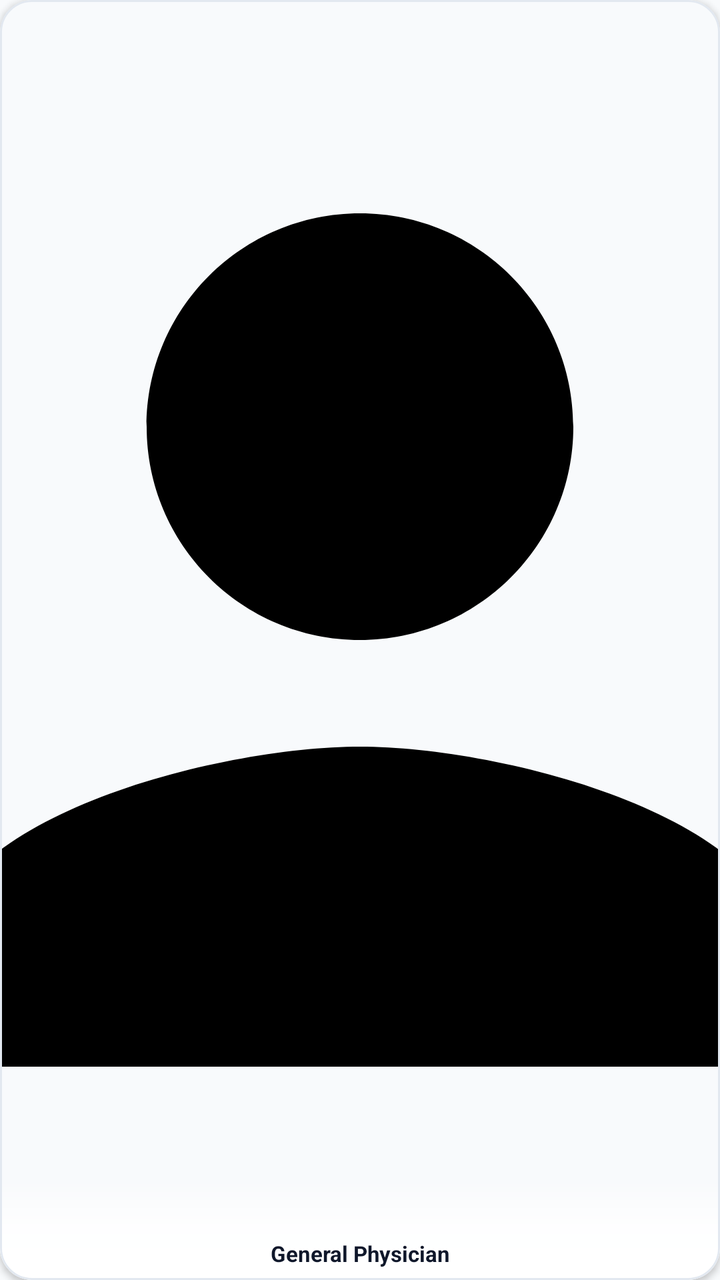
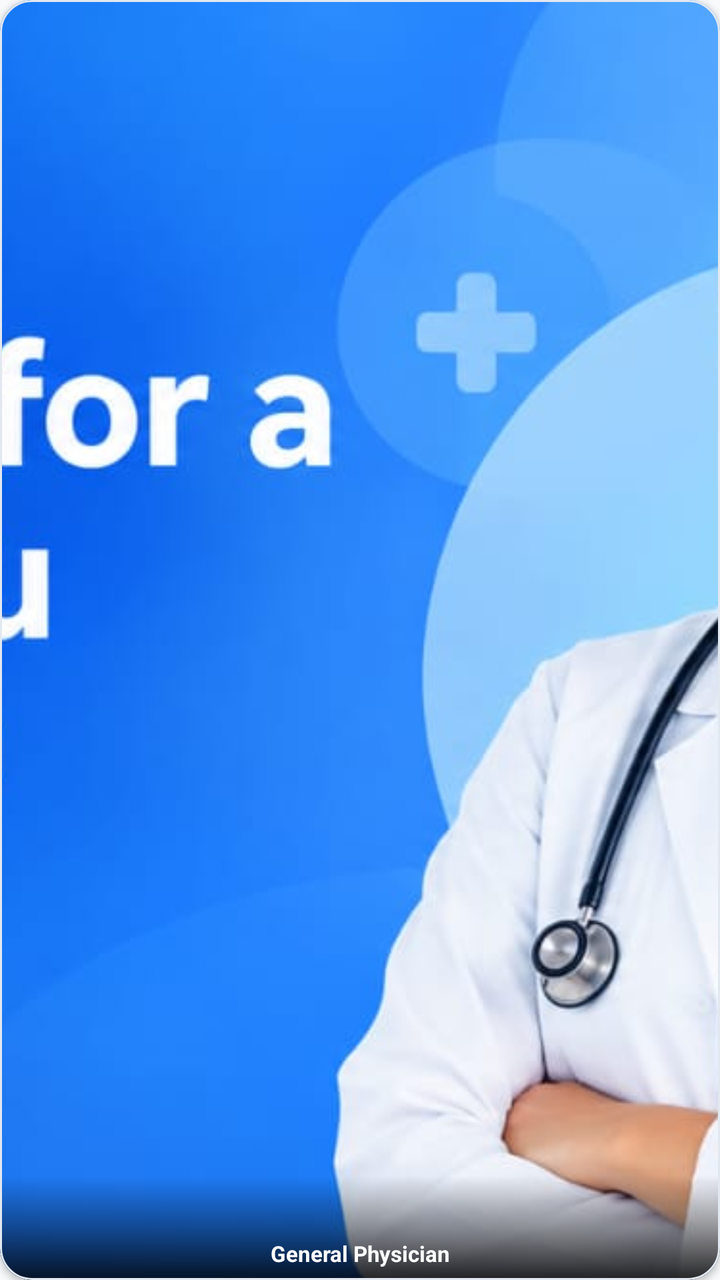

The first picture is an Android layout as it rendered before a commit; the second is the same layout after the commit. The layout source and the unified diff follow.
<!-- AndroidManifest.xml: application theme Theme.CareWell -->
<!-- res/layout/item_speciality.xml -->
<?xml version="1.0" encoding="utf-8"?>
<com.google.android.material.card.MaterialCardView xmlns:android="http://schemas.android.com/apk/res/android"
    xmlns:app="http://schemas.android.com/apk/res-auto"
    android:id="@+id/card_speciality"
    android:layout_width="94dp"
    android:layout_height="110dp"
    android:layout_margin="4dp"
    android:clickable="true"
    android:focusable="true"
    android:foreground="?attr/selectableItemBackground"
    app:cardBackgroundColor="#F8FAFC"
    app:cardCornerRadius="16dp"
    app:cardElevation="2dp"
    app:strokeColor="@color/card_stroke"
    app:strokeWidth="1dp">

    <RelativeLayout
        android:layout_width="match_parent"
        android:layout_height="match_parent">

        <ImageView
            android:id="@+id/iv_speciality_image"
            android:layout_width="match_parent"
            android:layout_height="match_parent"
            android:contentDescription="Speciality Image"
            android:scaleType="centerCrop"
            android:src="@drawable/ic_user" />

        <View
            android:layout_width="match_parent"
            android:layout_height="52dp"
            android:layout_alignParentBottom="true"
            android:background="@drawable/bg_category_text_scrim" />

        <TextView
            android:id="@+id/tv_speciality_name"
            android:layout_width="match_parent"
            android:layout_height="wrap_content"
            android:layout_alignParentBottom="true"
            android:layout_marginBottom="6dp"
            android:paddingHorizontal="4dp"
            android:ellipsize="end"
            android:gravity="center"
            android:maxLines="2"
            android:text="General Physician"
            android:textColor="#0F172A"
            android:textSize="11sp"
            android:textStyle="bold" />

    </RelativeLayout>

</com.google.android.material.card.MaterialCardView>
<!-- resources referenced by this layout -->
<resources>
  <color name="card_stroke">#E2E8F0</color>
  <!-- drawable bg_category_text_scrim (drawable) -->
  <?xml version="1.0" encoding="utf-8"?>
  <shape xmlns:android="http://schemas.android.com/apk/res/android">
      <gradient
          android:angle="270"
          android:startColor="#00FFFFFF"
          android:centerColor="#D0FFFFFF"
          android:endColor="#F8FFFFFF" />
  </shape>
  <!-- drawable ic_user (drawable) -->
  <vector xmlns:android="http://schemas.android.com/apk/res/android"
      android:width="24dp"
      android:height="24dp"
      android:viewportWidth="24"
      android:viewportHeight="24">
      <path
          android:fillColor="#FF000000"
          android:pathData="M12,12c2.21,0 4,-1.79 4,-4s-1.79,-4 -4,-4 -4,1.79 -4,4 1.79,4 4,4zm0,2c-2.67,0 -8,1.34 -8,4v2h16v-2c0,-2.66 -5.33,-4 -8,-4z"/>
  </vector>
  <style name="Theme.CareWell" parent="Base.Theme.CareWell" />
  <style name="Base.Theme.CareWell" parent="Theme.Material3.Light.NoActionBar">
          <item name="colorPrimary">@color/primary</item>
          <item name="colorPrimaryVariant">@color/primary_dark</item>
          <item name="colorOnPrimary">@color/white</item>
          <item name="colorSecondary">@color/secondary</item>
          <item name="colorSecondaryVariant">@color/secondary</item>
          <item name="colorOnSecondary">@color/white</item>
          <item name="android:statusBarColor">@color/white</item>
          <item name="android:windowLightStatusBar">true</item>
          <item name="android:windowBackground">@color/background_light</item>
          <item name="colorSecondaryContainer">@color/primary_light</item>
          <item name="colorOnSecondaryContainer">@color/primary</item>
          <item name="android:navigationBarColor">@color/white</item>
          <item name="android:windowLightNavigationBar" tools:targetApi="o_mr1">true</item>
      </style>
  <color name="primary">#152C69</color>
  <color name="primary_dark">#0D1D47</color>
  <color name="white">#FFFFFF</color>
  <color name="secondary">#2563EB</color>
  <color name="background_light">#F8FAFC</color>
  <color name="primary_light">#EBF1FF</color>
</resources>

<!-- the commit's change to res/layout/item_speciality.xml (unified diff, before → after) -->
@@ -2,13 +2,13 @@
 <com.google.android.material.card.MaterialCardView xmlns:android="http://schemas.android.com/apk/res/android"
     xmlns:app="http://schemas.android.com/apk/res-auto"
     android:id="@+id/card_speciality"
-    android:layout_width="94dp"
+    android:layout_width="match_parent"
     android:layout_height="110dp"
-    android:layout_margin="4dp"
+    android:layout_margin="3dp"
     android:clickable="true"
     android:focusable="true"
     android:foreground="?attr/selectableItemBackground"
-    app:cardBackgroundColor="#F8FAFC"
+    app:cardBackgroundColor="@color/surface_white"
     app:cardCornerRadius="16dp"
     app:cardElevation="2dp"
     app:strokeColor="@color/card_stroke"
@@ -24,7 +24,7 @@
             android:layout_height="match_parent"
             android:contentDescription="Speciality Image"
             android:scaleType="centerCrop"
-            android:src="@drawable/ic_user" />
+            android:src="@drawable/banner_1" />
 
         <View
             android:layout_width="match_parent"
@@ -43,7 +43,7 @@
             android:gravity="center"
             android:maxLines="2"
             android:text="General Physician"
-            android:textColor="#0F172A"
+            android:textColor="@color/white"
             android:textSize="11sp"
             android:textStyle="bold" />
 
<!-- resource entries referenced after the edit -->
@@ -1,25 +1,16 @@
 <!-- resources referenced by this layout -->
 <resources>
   <color name="card_stroke">#E2E8F0</color>
+  <color name="surface_white">#FFFFFF</color>
   <!-- drawable bg_category_text_scrim (drawable) -->
   <?xml version="1.0" encoding="utf-8"?>
   <shape xmlns:android="http://schemas.android.com/apk/res/android">
       <gradient
           android:angle="270"
-          android:startColor="#00FFFFFF"
-          android:centerColor="#D0FFFFFF"
-          android:endColor="#F8FFFFFF" />
+          android:startColor="#00000000"
+          android:centerColor="#66000000"
+          android:endColor="#D9000000" />
   </shape>
-  <!-- drawable ic_user (drawable) -->
-  <vector xmlns:android="http://schemas.android.com/apk/res/android"
-      android:width="24dp"
-      android:height="24dp"
-      android:viewportWidth="24"
-      android:viewportHeight="24">
-      <path
-          android:fillColor="#FF000000"
-          android:pathData="M12,12c2.21,0 4,-1.79 4,-4s-1.79,-4 -4,-4 -4,1.79 -4,4 1.79,4 4,4zm0,2c-2.67,0 -8,1.34 -8,4v2h16v-2c0,-2.66 -5.33,-4 -8,-4z"/>
-  </vector>
   <style name="Theme.CareWell" parent="Base.Theme.CareWell" />
   <style name="Base.Theme.CareWell" parent="Theme.Material3.Light.NoActionBar">
           <item name="colorPrimary">@color/primary</item>
@@ -39,6 +30,7 @@
   <color name="primary">#152C69</color>
   <color name="primary_dark">#0D1D47</color>
   <color name="white">#FFFFFF</color>
+  <!-- drawable banner_1: jpeg bitmap (drawable, 99755 bytes) -->
   <color name="secondary">#2563EB</color>
   <color name="background_light">#F8FAFC</color>
   <color name="primary_light">#EBF1FF</color>
